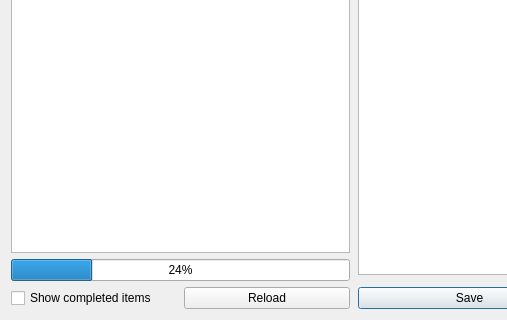
First picture: the form in src/dialogs/tododialog.ui, repository pbek/QOwnNotes, before the edit; both pictures show x 0 to 507 and y 415 to 735 of the 1049 by 735 pixel window.
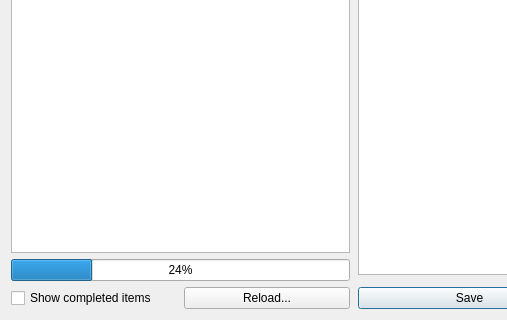
Second picture: the form after the edit. Icons and pictures are not drawn. Custom widgets are drawn as their Qt base class.

Diff of the .ui file:
```diff
--- a/src/dialogs/tododialog.ui
+++ b/src/dialogs/tododialog.ui
@@ -295,7 +295,7 @@
               <string>Reload the todo list from server</string>
              </property>
              <property name="text">
-              <string>Reload</string>
+              <string>Reload...</string>
              </property>
              <property name="icon">
               <iconset theme="view-refresh" resource="../breeze-qownnotes.qrc">
```
